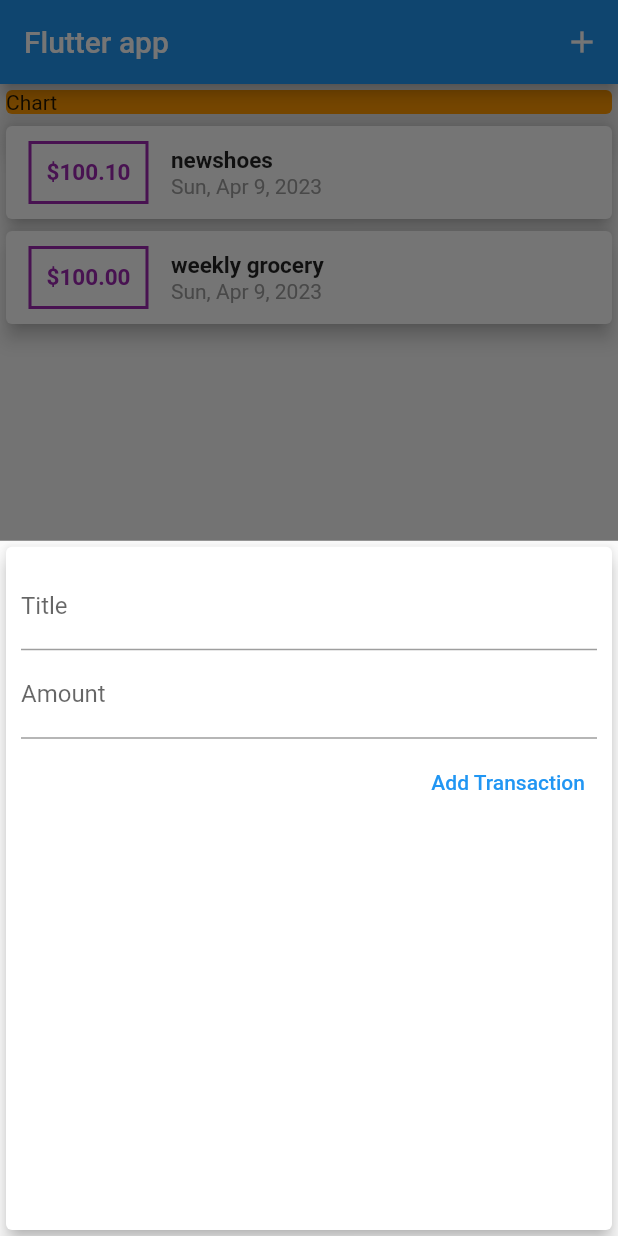
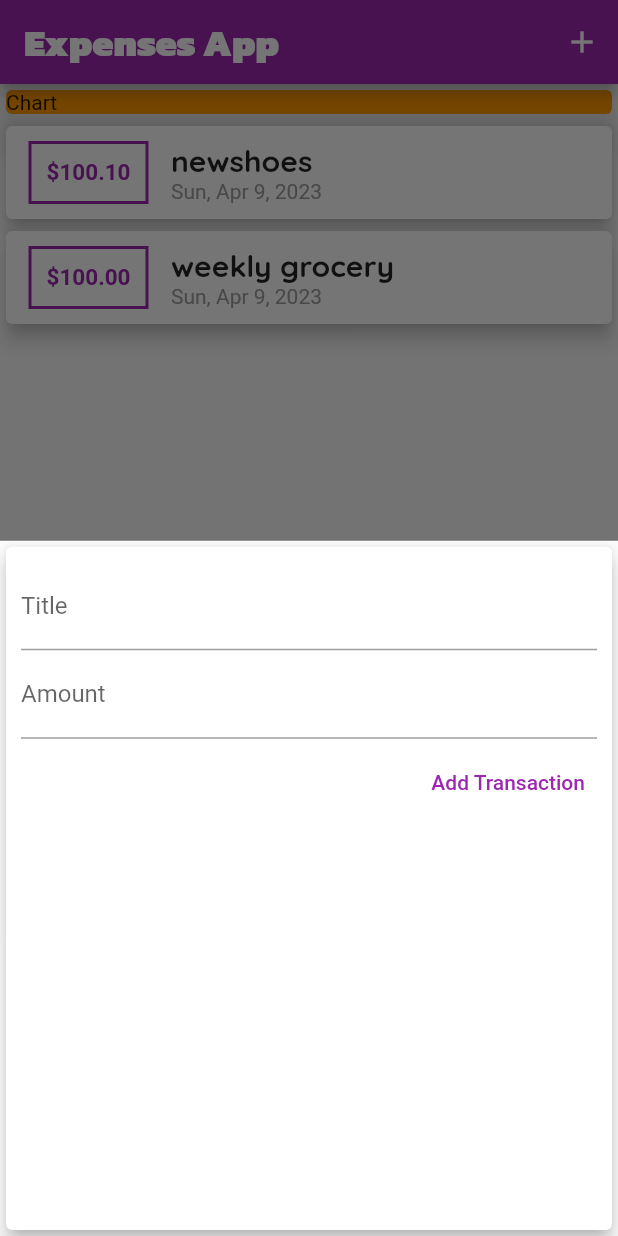
Before and after one commit to Akshatranakoti/flutter_expences, a Flutter app: the screen it shows after launch, after a tap on the "add" icon, on a phone screen of 412 x 824 dp. Run offline on Flutter 3.47's test engine with Material 2 defaults, Android fonts, the light colour scheme and no system bars; Roboto replaces fonts that are missing (kanit).

Commit message:
text_theme

```diff
--- a/lib/main.dart
+++ b/lib/main.dart
@@ -18,6 +18,16 @@ class MyApp extends StatelessWidget {
   Widget build(BuildContext context) {
     return MaterialApp(
       home: MyHomePage(),
+      theme: ThemeData(
+          fontFamily: 'Quicksand',
+          primarySwatch: Colors.purple,
+          textTheme: ThemeData.light().textTheme.copyWith(
+                  titleLarge: TextStyle(
+                fontFamily: 'Quicksand',
+                fontSize: 20,
+              )),
+          appBarTheme: AppBarTheme(
+              titleTextStyle: TextStyle(fontFamily: 'kanit', fontSize: 25))),
     );
   }
 }
@@ -74,7 +84,7 @@ class _MyHomePageState extends State<MyHomePage> {
   Widget build(BuildContext context) {
     return Scaffold(
       appBar: AppBar(
-        title: Text("Flutter app"),
+        title: Text("Expenses App"),
         actions: [
           IconButton(
               onPressed: () => _startAddNewTransaction(context),
--- a/lib/widgets/new_transaction.dart
+++ b/lib/widgets/new_transaction.dart
@@ -1,17 +1,27 @@
 import 'package:flutter/material.dart';
 
-class NewTransaction extends StatelessWidget {
+class NewTransaction extends StatefulWidget {
   final Function addTx;
+
+  NewTransaction(this.addTx);
+
+  @override
+  State<NewTransaction> createState() => _NewTransactionState();
+}
+
+class _NewTransactionState extends State<NewTransaction> {
   final titleController = TextEditingController();
+
   final amountController = TextEditingController();
-  NewTransaction(this.addTx);
+
   void submitData() {
     final enteredTitle = titleController.text;
     final enteredAmount = double.parse(amountController.text);
     if (enteredAmount < 0 || enteredTitle.isEmpty) {
       return;
     }
-    addTx(titleController.text, double.parse(amountController.text));
+    widget.addTx(titleController.text, double.parse(amountController.text));
+    Navigator.of(context).pop();
   }
 
   @override
--- a/lib/widgets/transaction_list.dart
+++ b/lib/widgets/transaction_list.dart
@@ -10,7 +10,16 @@ class TransactionList extends StatelessWidget {
   Widget build(BuildContext context) {
     return Container(
       height: 400,
-      child: ListView.builder(
+      child: transaction.isEmpty
+          ? Column(
+              children: [
+                Text(
+                  "no transaction added yet!",
+                  // style: Theme.of(context).textTheme.title,
+                )
+              ],
+            )
+          : ListView.builder(
               itemBuilder: (ctx, index) {
                 return Card(
                     elevation: 5,
@@ -18,16 +27,19 @@ class TransactionList extends StatelessWidget {
                       children: [
                         Container(
                           decoration: BoxDecoration(
-                        border: Border.all(color: Colors.purple, width: 2)),
+                              border: Border.all(
+                                  color: Theme.of(context).primaryColor,
+                                  width: 2)),
                           child: Text(
                             '\$${transaction[index].amount.toStringAsFixed(2)}',
                             style: TextStyle(
                                 fontWeight: FontWeight.bold,
                                 fontSize: 15,
-                          color: Colors.purple),
+                                color: Theme.of(context).primaryColor),
                           ),
                           padding: EdgeInsets.all(10),
-                    margin: EdgeInsets.symmetric(vertical: 10, horizontal: 15),
+                          margin: EdgeInsets.symmetric(
+                              vertical: 10, horizontal: 15),
                         ),
                         Column(
                           crossAxisAlignment: CrossAxisAlignment.start,
@@ -35,13 +47,11 @@ class TransactionList extends StatelessWidget {
                             Text(
                               transaction[index].title.toString(),
                               // ignore: prefer_const_constructors
-                        style: TextStyle(
-                          fontWeight: FontWeight.bold,
-                          fontSize: 15,
-                        ),
+                              style: Theme.of(context).textTheme.titleLarge,
                             ),
                             Text(
-                        DateFormat.yMMMEd().format(transaction[index].date),
+                              DateFormat.yMMMEd()
+                                  .format(transaction[index].date),
                               style: TextStyle(color: Colors.grey),
                             )
                           ],
```
Also changed, not shown: pubspec.yaml (+19 -12 lines), assets/fonts/Kanit-Black.ttf (added), assets/fonts/Kanit-BlackItalic.ttf (added), assets/fonts/Kanit-Bold.ttf (added), assets/fonts/Kanit-BoldItalic.ttf (added), assets/fonts/Quicksand-Bold.ttf (added), assets/fonts/Quicksand-Light.ttf (added), assets/fonts/Quicksand-Medium.ttf (added), assets/fonts/Quicksand-Regular.ttf (added), assets/fonts/Quicksand-SemiBold.ttf (added), assets/fonts/Sono-VariableFont_MONO,wght.ttf (added), lib/assets/fonts/RobotoMono-Italic-VariableFont_wght.ttf (added). Lines whose indentation alone changed are shown as unchanged.
